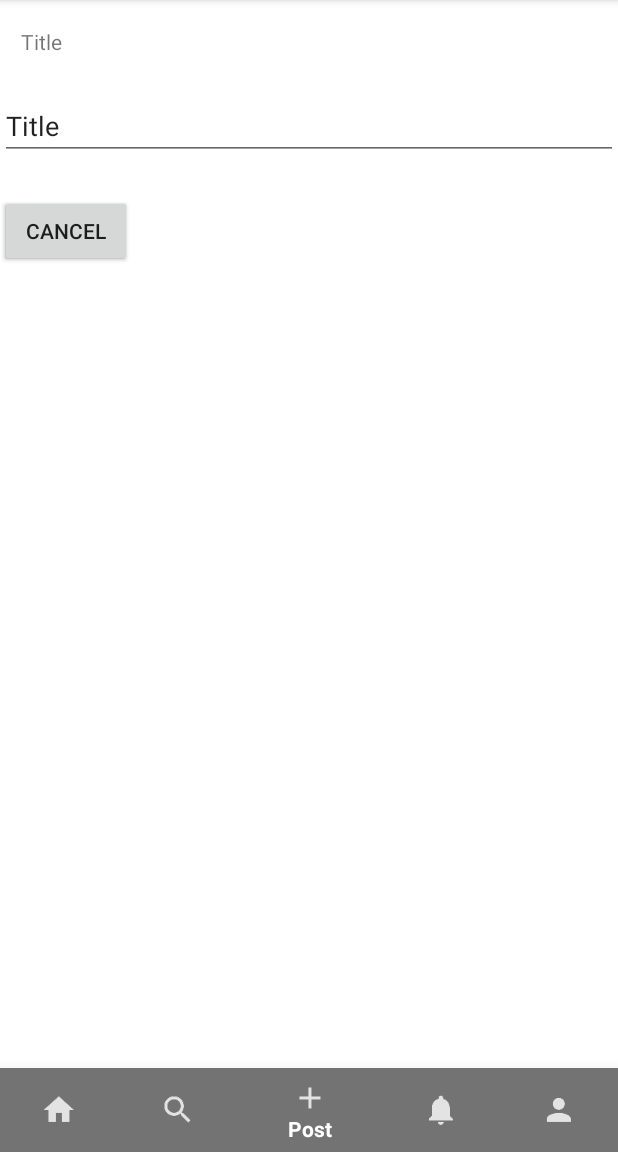
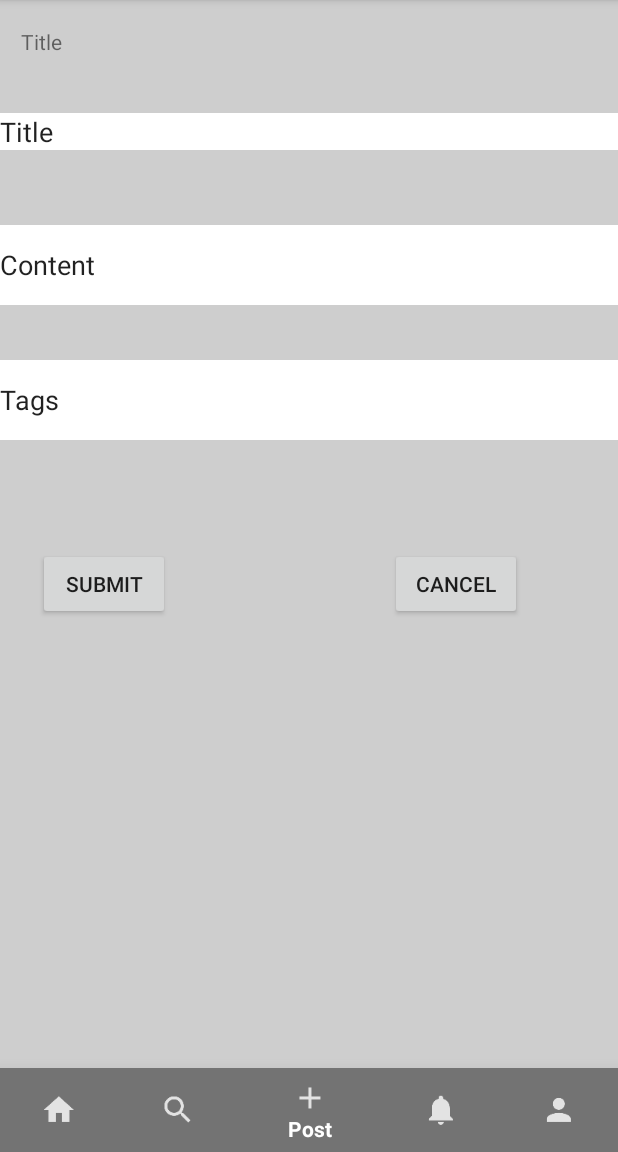
Before and after one commit to CheeseBites/DeeZe, an Android app: the screen it shows after launch once a user with an empty profile is signed in (MainActivity), item 3 of the bottom bar chosen, on a phone screen of 412 x 824 dp, the part 84-1236 px from its top. Run offline under Robolectric (Android 15) with nearby library versions, the phone set to English and light mode, and no system bars; our stand-ins replace Firebase (no records; nobody signed in at launch, a user with empty details on screens opened directly); 2 statements that could not run were skipped.

Commit message:
submitpost now interacts with firebase and geofire

```diff
--- a/app/build.gradle
+++ b/app/build.gradle
@@ -5,7 +5,7 @@ android {
         config {
             keyAlias 'android'
             keyPassword 'android'
-            storeFile file('/Users/julianleng/.android/debug.keystore')
+            storeFile file('C:/Users/trlea/AndroidStudioProjects/Eyeris/debug.keystore.jks')
             storePassword 'android'
         }
     }
@@ -23,6 +23,7 @@ android {
         release {
             minifyEnabled false
             proguardFiles getDefaultProguardFile('proguard-android.txt'), 'proguard-rules.pro'
+            signingConfig signingConfigs.config
         }
         debug {
             signingConfig signingConfigs.config
--- a/app/src/main/java/julianleng/eyeris/PostFragment.java
+++ b/app/src/main/java/julianleng/eyeris/PostFragment.java
@@ -18,6 +18,9 @@ import com.firebase.geofire.GeoFire;
 import com.firebase.geofire.GeoLocation;
 import com.google.android.gms.common.ConnectionResult;
 import com.google.android.gms.common.api.GoogleApiClient;
+import com.google.android.gms.location.LocationServices;
+import com.google.firebase.FirebaseApp;
+import com.google.firebase.FirebaseOptions;
 import com.google.firebase.database.DatabaseError;
 import com.google.firebase.database.DatabaseReference;
 import com.google.firebase.database.FirebaseDatabase;
@@ -32,24 +35,32 @@ import android.view.View;
 import android.view.ViewGroup;
 
 
-public class PostFragment extends android.support.v4.app.Fragment{
+public class PostFragment extends android.support.v4.app.Fragment  {
 
-    DatabaseReference ref = FirebaseDatabase.getInstance().getReference("path/to/geofire");
-    GeoFire geoFire = new GeoFire(ref);
-    double latitude;
-    double longitude;
-    String postTitle;
-    String postContent;
+    private static final String FIRE_DB = "https://eyeris-b8879.firebaseio.com";
+    private static final String GEO_FIRE_REF = FIRE_DB + "/geofire";
+
+    //setup firebase
+    DatabaseReference ref = FirebaseDatabase.getInstance().getReferenceFromUrl(FIRE_DB);
+
+    DatabaseReference geoRef = FirebaseDatabase.getInstance().getReferenceFromUrl(GEO_FIRE_REF).child("posts");
+    GeoFire geoFire = new GeoFire(geoRef);
+
+    double latitude = 100.0;
+    double longitude = -90.0;
+    String postTitle = "WORK PLEASE";
+    String postContent = "???";
     String postTags;
     String postId;
     String username;
-    String postDate;
-    Location mLastLocation;
+    String postDate = "4/15/2017";
+    private Location mLastLocation;
     updateLocation locationUpdate = null;
 
     public PostFragment() {
 
     }
+
 
     //fragment takes location from activity
     public interface updateLocation {
@@ -74,6 +85,7 @@ public class PostFragment extends android.support.v4.app.Fragment{
             public void onClick(View v) {
                 // get location, submit the post
                 submitPost();
+                //change fragment to Home
             }
         });
 
@@ -81,7 +93,7 @@ public class PostFragment extends android.support.v4.app.Fragment{
         final Button cancelButton = (Button) view.findViewById(R.id.button_cancel);
         cancelButton.setOnClickListener(new View.OnClickListener() {
             public void onClick(View v) {
-                //change activity to homepage
+                //change fragment to homepage
 
             }
         });
@@ -95,7 +107,6 @@ public class PostFragment extends android.support.v4.app.Fragment{
         postId = submitToFirebase();
 
         //3.send to geofire with unique ID + longitude/latitude
-        mLastLocation = locationUpdate.getLocation();//interfaces with MainActivity to return Location
         submitToGeofire(postId);
     }
 
@@ -110,8 +121,8 @@ public class PostFragment extends android.support.v4.app.Fragment{
 
     private void submitToGeofire(String postId) {
         //somehow get mLastLocation
-        latitude = mLastLocation.getLatitude();
-        longitude = mLastLocation.getLongitude();
+        //latitude = mLastLocation.getLatitude();
+        //longitude = mLastLocation.getLongitude();
 
         geoFire.setLocation(postId, new GeoLocation(this.latitude, this.longitude),
                 new GeoFire.CompletionListener() {
@@ -126,7 +137,7 @@ public class PostFragment extends android.support.v4.app.Fragment{
                 });
     }
 
-    @Override
+   /* @Override
     public void onAttach(Activity activity) {
         super.onAttach(activity);
         if (activity instanceof updateLocation) {
@@ -134,5 +145,6 @@ public class PostFragment extends android.support.v4.app.Fragment{
         } else {
             throw new ClassCastException();
         }
-    }
+    }*/
+
 }
--- a/app/src/main/res/layout/card_layout.xml
+++ b/app/src/main/res/layout/card_layout.xml
@@ -2,7 +2,7 @@
 
 <android.support.v7.widget.CardView xmlns:android="http://schemas.android.com/apk/res/android"
     xmlns:card_view="http://schemas.android.com/apk/res-auto"
-    xmlns:app="http://schemas.android.com/tools"
+    xmlns:app="http://schemas.android.com/apk/res-auto"
     android:id="@+id/card_view"
     android:layout_width="match_parent"
     android:layout_height="145dp"
--- a/app/src/main/res/layout/fragment_post.xml
+++ b/app/src/main/res/layout/fragment_post.xml
@@ -2,50 +2,78 @@
     xmlns:tools="http://schemas.android.com/tools"
     android:layout_width="match_parent"
     android:layout_height="match_parent"
+    android:background="#cecece"
     xmlns:design="http://schemas.android.com/apk/res-auto"
     tools:context=".PostFragment">
 
-    <!-- TODO: Update blank fragment layout -->
+    <!-- TODO: Add text field for content, tags fix buttons-->
+
     <TextView
         android:id="@+id/textView1"
-        android:layout_width="wrap_content"
-        android:layout_height="wrap_content"
+        android:layout_width="203dp"
+        android:layout_height="38dp"
         android:layout_alignParentLeft="true"
         android:layout_alignParentTop="true"
         android:layout_marginLeft="14dp"
         android:layout_marginTop="18dp"
         android:text="@string/Title" />
 
+
+    <EditText
+        android:id="@+id/editTitle"
+        android:layout_width="fill_parent"
+        android:layout_height="wrap_content"
+        android:layout_below="@+id/textView1"
+        android:layout_marginTop="75dp"
+        android:background="#ffffff"
+        android:ems="10"
+        android:text="@string/Title" android:inputType="text" />
+
+
+    <EditText
+        android:id="@+id/editContent"
+        android:background="#ffffff"
+        android:layout_width="fill_parent"
+        android:layout_height="53dp"
+        android:layout_below="@+id/editTitle"
+        android:layout_marginTop="150dp"
+        android:ems="10"
+        android:inputType="text"
+        android:lines="20"
+        android:scrollbars="vertical"
+        android:text="@string/Content" />
+
+    <EditText
+        android:id="@+id/editTags"
+        android:background="#ffffff"
+        android:layout_width="fill_parent"
+        android:layout_height="53dp"
+        android:layout_below="@+id/editContent"
+        android:layout_marginTop="240dp"
+        android:ems="10"
+        android:inputType="text"
+        android:lines="20"
+        android:scrollbars="vertical"
+        android:text="@string/Tags" />
     <Button
         android:id="@+id/button_submit"
         android:layout_width="wrap_content"
         android:layout_height="wrap_content"
-        android:layout_alignLeft="@+id/textView1"
-        android:layout_below="@+id/textView1"
-        android:layout_marginTop="130dp"
+        android:layout_alignLeft="@+id/editTags"
+        android:layout_below="@+id/editTags"
+        android:layout_marginTop="365dp"
+        android:layout_marginLeft="25dp"
         android:text="@string/SubmitButton" />
-
 
     <Button
         android:id="@+id/button_cancel"
         android:layout_width="wrap_content"
         android:layout_height="wrap_content"
-        android:layout_alignRight="@+id/textView1"
-        android:layout_below="@+id/textView1"
-        android:layout_marginTop="130dp"
+        android:layout_alignRight="@+id/editTags"
+        android:layout_below="@+id/editTags"
+        android:layout_marginTop="365dp"
+        android:layout_marginLeft="260dp"
         android:text="@string/CancelButton" />
-
-    <EditText
-        android:id="@+id/edittext"
-        android:layout_width="fill_parent"
-        android:layout_height="wrap_content"
-        android:layout_alignLeft="@+id/button_submit"
-        android:layout_alignRight="@+id/button_cancel"
-        android:layout_below="@+id/textView1"
-        android:layout_marginTop="61dp"
-        android:ems="10"
-        android:text="@string/Title" android:inputType="text" />
-
 
 
 </FrameLayout>
--- a/app/src/main/res/values/strings.xml
+++ b/app/src/main/res/values/strings.xml
@@ -5,6 +5,8 @@
     <string name="CancelButton">Cancel</string>
     <string name="Title">Title</string>
     <string name="Button2">Button2</string>
+    <string name="Content">Content</string>
+    <string name="Tags">Tags</string>
     <string name="Button3">Button3</string>
     <string name="upvote_count">0</string>
     <string name="post_date">03/17/2017</string>
```
